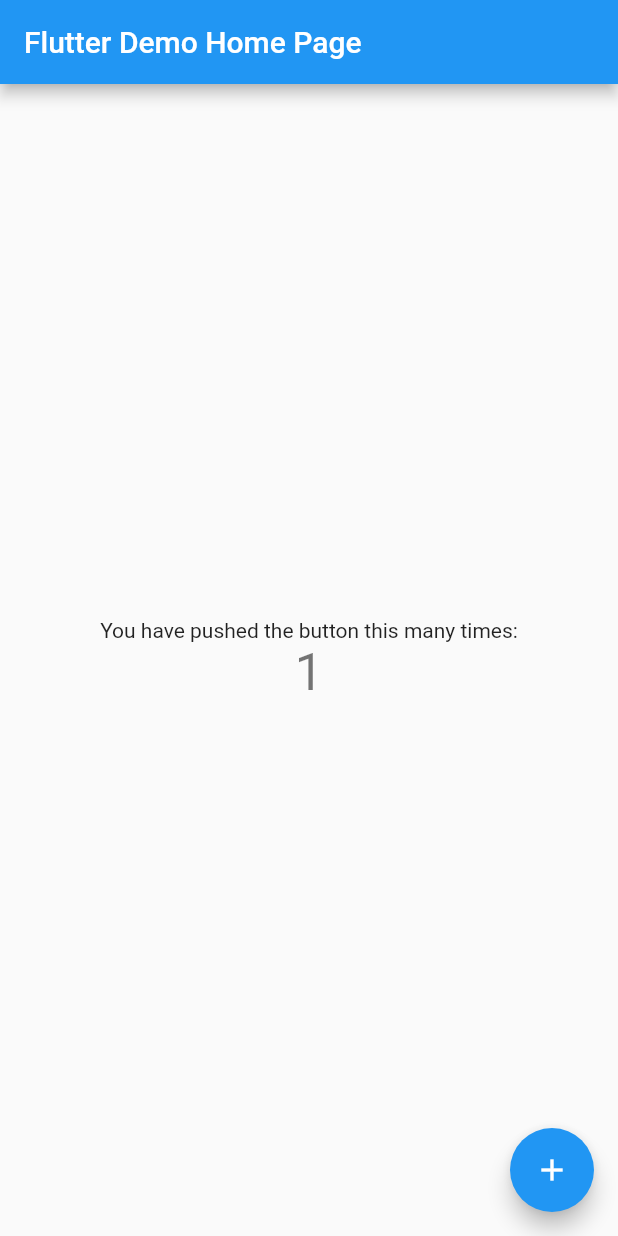
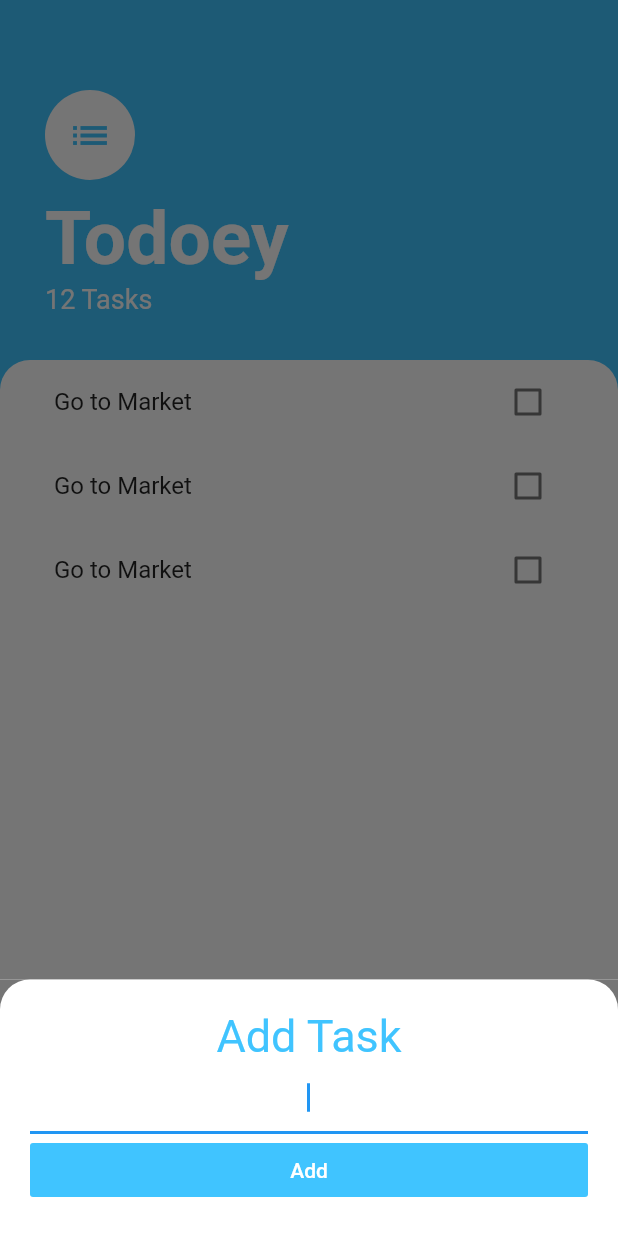
Before and after one commit to hkm007/todoey, a Flutter app: the screen it shows after launch, after a tap on the "add" icon, on a phone screen of 412 x 824 dp. Run offline on Flutter 3.47's test engine with Material 2 defaults, Android fonts, the phone set to English and light mode, and no system bars.

Commit message:
UI coded

```diff
--- a/lib/main.dart
+++ b/lib/main.dart
@@ -1,115 +1,16 @@
 import 'package:flutter/material.dart';
+import 'package:todoey/screens/task_screen.dart';
 
-void main() {
-  runApp(const MyApp());
-}
+void main() => runApp(const MyApp());
+
 
 class MyApp extends StatelessWidget {
   const MyApp({Key? key}) : super(key: key);
 
-  // This widget is the root of your application.
   @override
   Widget build(BuildContext context) {
-    return MaterialApp(
-      title: 'Flutter Demo',
-      theme: ThemeData(
-        // This is the theme of your application.
-        //
-        // Try running your application with "flutter run". You'll see the
-        // application has a blue toolbar. Then, without quitting the app, try
-        // changing the primarySwatch below to Colors.green and then invoke
-        // "hot reload" (press "r" in the console where you ran "flutter run",
-        // or simply save your changes to "hot reload" in a Flutter IDE).
-        // Notice that the counter didn't reset back to zero; the application
-        // is not restarted.
-        primarySwatch: Colors.blue,
-      ),
-      home: const MyHomePage(title: 'Flutter Demo Home Page'),
+    return const MaterialApp(
+      home: TaskScreen(),
     );
   }
 }
-
-class MyHomePage extends StatefulWidget {
-  const MyHomePage({Key? key, required this.title}) : super(key: key);
-
-  // This widget is the home page of your application. It is stateful, meaning
-  // that it has a State object (defined below) that contains fields that affect
-  // how it looks.
-
-  // This class is the configuration for the state. It holds the values (in this
-  // case the title) provided by the parent (in this case the App widget) and
-  // used by the build method of the State. Fields in a Widget subclass are
-  // always marked "final".
-
-  final String title;
-
-  @override
-  State<MyHomePage> createState() => _MyHomePageState();
-}
-
-class _MyHomePageState extends State<MyHomePage> {
-  int _counter = 0;
-
-  void _incrementCounter() {
-    setState(() {
-      // This call to setState tells the Flutter framework that something has
-      // changed in this State, which causes it to rerun the build method below
-      // so that the display can reflect the updated values. If we changed
-      // _counter without calling setState(), then the build method would not be
-      // called again, and so nothing would appear to happen.
-      _counter++;
-    });
-  }
-
-  @override
-  Widget build(BuildContext context) {
-    // This method is rerun every time setState is called, for instance as done
-    // by the _incrementCounter method above.
-    //
-    // The Flutter framework has been optimized to make rerunning build methods
-    // fast, so that you can just rebuild anything that needs updating rather
-    // than having to individually change instances of widgets.
-    return Scaffold(
-      appBar: AppBar(
-        // Here we take the value from the MyHomePage object that was created by
-        // the App.build method, and use it to set our appbar title.
-        title: Text(widget.title),
-      ),
-      body: Center(
-        // Center is a layout widget. It takes a single child and positions it
-        // in the middle of the parent.
-        child: Column(
-          // Column is also a layout widget. It takes a list of children and
-          // arranges them vertically. By default, it sizes itself to fit its
-          // children horizontally, and tries to be as tall as its parent.
-          //
-          // Invoke "debug painting" (press "p" in the console, choose the
-          // "Toggle Debug Paint" action from the Flutter Inspector in Android
-          // Studio, or the "Toggle Debug Paint" command in Visual Studio Code)
-          // to see the wireframe for each widget.
-          //
-          // Column has various properties to control how it sizes itself and
-          // how it positions its children. Here we use mainAxisAlignment to
-          // center the children vertically; the main axis here is the vertical
-          // axis because Columns are vertical (the cross axis would be
-          // horizontal).
-          mainAxisAlignment: MainAxisAlignment.center,
-          children: <Widget>[
-            const Text(
-              'You have pushed the button this many times:',
-            ),
-            Text(
-              '$_counter',
-              style: Theme.of(context).textTheme.headline4,
-            ),
-          ],
-        ),
-      ),
-      floatingActionButton: FloatingActionButton(
-        onPressed: _incrementCounter,
-        tooltip: 'Increment',
-        child: const Icon(Icons.add),
-      ), // This trailing comma makes auto-formatting nicer for build methods.
-    );
-  }
-}
--- /dev/null
+++ b/lib/screens/add_task_screen.dart
@@ -0,0 +1,51 @@
+import 'package:flutter/material.dart';
+
+class AddTaskScreen extends StatelessWidget {
+  const AddTaskScreen({Key? key}) : super(key: key);
+
+  @override
+  Widget build(BuildContext context) {
+    return Container(
+      color: const Color(0xff757575),
+      child: Container(
+        padding: const EdgeInsets.all(20.0),
+        decoration: const BoxDecoration(
+          color: Colors.white,
+          borderRadius: BorderRadius.only(
+            topLeft: Radius.circular(20.0),
+            topRight: Radius.circular(20.0),
+          ),
+        ),
+        child: Column(
+          crossAxisAlignment: CrossAxisAlignment.stretch,
+          children: [
+            const Text(
+              'Add Task',
+              textAlign: TextAlign.center,
+              style: TextStyle(
+                fontSize: 30.0,
+                color: Colors.lightBlueAccent,
+              ),
+            ),
+            const TextField(
+              autofocus: true,
+              textAlign: TextAlign.center,
+            ),
+            FlatButton(
+              onPressed: () {
+                //Todo: Add logic for adding task
+              },
+              child: const Text(
+                'Add',
+                style: TextStyle(
+                  color: Colors.white,
+                ),
+              ),
+              color: Colors.lightBlueAccent,
+            ),
+          ],
+        ),
+      ),
+    );
+  }
+}
--- /dev/null
+++ b/lib/screens/task_screen.dart
@@ -0,0 +1,81 @@
+import 'package:flutter/material.dart';
+import 'package:todoey/widgets/task_list.dart';
+import 'package:todoey/screens/add_task_screen.dart';
+
+class TaskScreen extends StatelessWidget {
+  const TaskScreen({Key? key}) : super(key: key);
+
+  @override
+  Widget build(BuildContext context) {
+    return Scaffold(
+      backgroundColor: Colors.lightBlueAccent,
+      floatingActionButton: FloatingActionButton(
+        onPressed: () {
+          showModalBottomSheet(
+              context: context,
+              isScrollControlled: true,
+              builder: (context) => SingleChildScrollView(
+                child: Container(
+                  padding: EdgeInsets.only(bottom: MediaQuery.of(context).viewInsets.bottom),
+                  child: const AddTaskScreen(),
+                ),
+              )
+          );
+        },
+        child: const Icon(Icons.add),
+        backgroundColor: Colors.lightBlueAccent,
+      ),
+      body: Column(
+        crossAxisAlignment: CrossAxisAlignment.start,
+        children: [
+          Container(
+            padding: const EdgeInsets.only(top: 60.0, left: 30.0, right: 30.0, bottom: 30.0,),
+            child: Column(
+              crossAxisAlignment: CrossAxisAlignment.start,
+              children: const [
+                CircleAvatar(
+                  child: Icon(
+                    Icons.list,
+                    size: 30.0,
+                    color: Colors.lightBlueAccent,
+                  ),
+                  backgroundColor: Colors.white,
+                  radius: 30.0,
+                ),
+                SizedBox(height: 10.0,),
+                Text(
+                  'Todoey',
+                  style: TextStyle(
+                    color: Colors.white,
+                    fontSize: 50.0,
+                    fontWeight: FontWeight.w700
+                  ),
+                ),
+                Text(
+                  '12 Tasks',
+                  style: TextStyle(
+                    color: Colors.white,
+                    fontSize: 18.0,
+                  ),
+                ),
+              ],
+            ),
+          ),
+          Expanded(
+            child: Container(
+              padding: const EdgeInsets.symmetric(horizontal: 20.0,),
+              decoration: const BoxDecoration(
+                color: Colors.white,
+                borderRadius: BorderRadius.only(
+                  topLeft: Radius.circular(20.0),
+                  topRight: Radius.circular(20.0),
+                ),
+              ),
+              child: const TaskList(),
+            ),
+          ),
+        ],
+      ),
+    );
+  }
+}
--- /dev/null
+++ b/lib/widgets/task_list.dart
@@ -0,0 +1,19 @@
+import 'package:flutter/material.dart';
+import 'package:todoey/widgets/task_tile.dart';
+
+class TaskList extends StatelessWidget {
+  const TaskList({
+    Key? key,
+  }) : super(key: key);
+
+  @override
+  Widget build(BuildContext context) {
+    return ListView(
+      children: const [
+        TaskTile(),
+        TaskTile(),
+        TaskTile(),
+      ],
+    );
+  }
+}
--- /dev/null
+++ b/lib/widgets/task_tile.dart
@@ -0,0 +1,20 @@
+import 'package:flutter/material.dart';
+
+class TaskTile extends StatelessWidget {
+  const TaskTile({
+    Key? key,
+  }) : super(key: key);
+
+  @override
+  Widget build(BuildContext context) {
+    return ListTile(
+      title: const Text('Go to Market'),
+      trailing: Checkbox(
+        onChanged: (bool? value) {
+
+        },
+        value: false,
+      ),
+    );
+  }
+}
```
